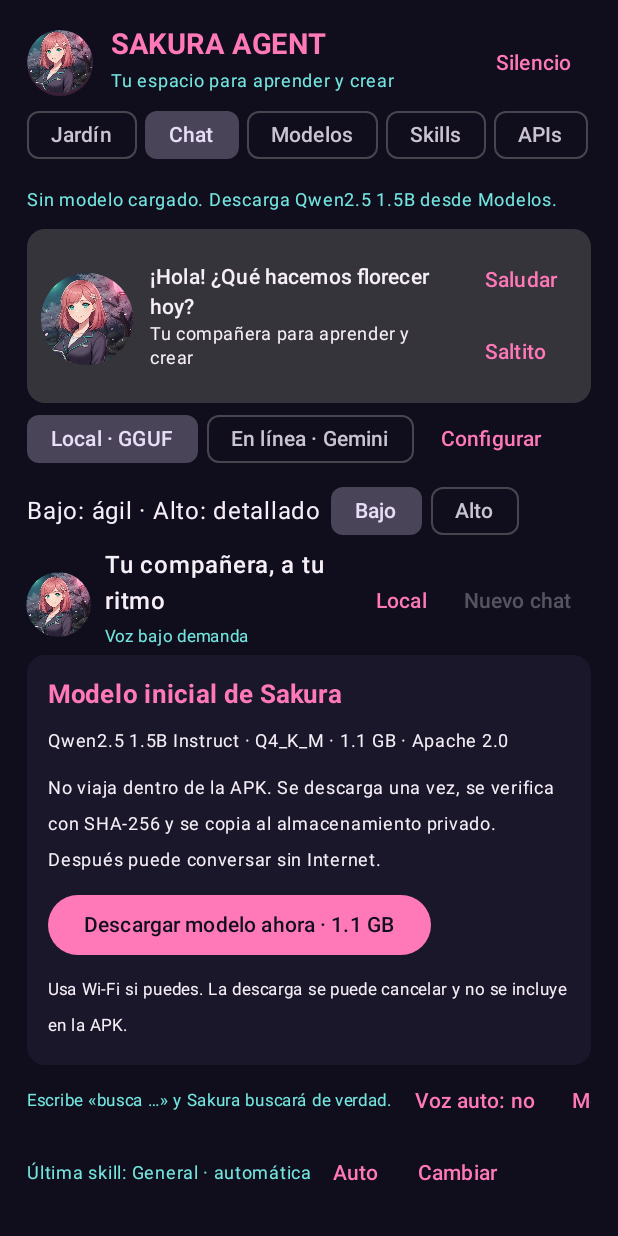
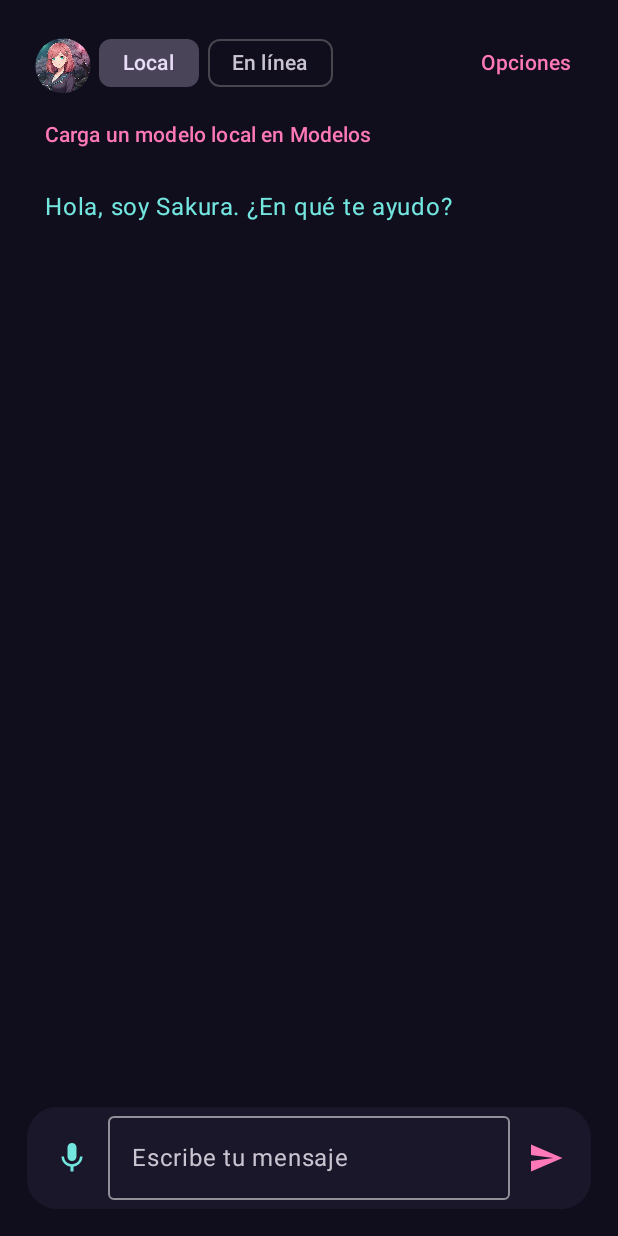
Before and after one commit to Hisoka111373/sakura-agent, an Android app built with Jetpack Compose: the screen it shows after launch (MainActivity), after a tap on "Chat", on a phone screen of 412 x 824 dp. Run offline under Robolectric (Android 15) with nearby library versions, the phone set to English and light mode, and no system bars; 1 statement that could not run was skipped; 1 other tap on this screen came first.

Commit message:
Sakura 0.8.1: optimize native CPU, compact local prompts, clean chat and tiny GGUFs

```diff
--- a/app/build.gradle.kts
+++ b/app/build.gradle.kts
@@ -17,8 +17,8 @@ android {
         applicationId = "com.sakura.agent"
         minSdk = 33
         targetSdk = 35
-        versionCode = 9
-        versionName = "0.8.0"
+        versionCode = 10
+        versionName = "0.8.1"
 
         ndk { abiFilters += "arm64-v8a" }
         externalNativeBuild {
--- a/app/src/main/cpp/CMakeLists.txt
+++ b/app/src/main/cpp/CMakeLists.txt
@@ -22,6 +22,10 @@ set(GGML_VULKAN OFF CACHE BOOL "" FORCE)
 set(GGML_CUDA OFF CACHE BOOL "" FORCE)
 set(LLAMA_OPENSSL OFF CACHE BOOL "" FORCE)
 
+# AGP debug builds otherwise compile CPU inference without optimization (-O0).
+# Keep the Java APK debug-signable, but optimize every native dependency.
+add_compile_options(-O3)
+
 add_subdirectory("${LLAMA_SRC}" "${CMAKE_BINARY_DIR}/llama.cpp")
 add_library(sakura_llm SHARED sakura_llm.cpp)
 target_compile_features(sakura_llm PRIVATE cxx_std_17)
--- a/app/src/main/java/com/sakura/agent/CompanionUi.kt
+++ b/app/src/main/java/com/sakura/agent/CompanionUi.kt
@@ -53,9 +53,10 @@ internal fun AnimatedMascot(size: Dp, motion: Boolean, thinking: Boolean, speaki
     val wave = kotlin.math.sin(gesture.value * kotlin.math.PI.toFloat() * 6f)
     val hop = if(event == "Saltito" || event == "Lista") -kotlin.math.abs(wave) * 12f else 0f
     val greetingTilt = if(event == "Saludo") wave * 13f else wave * 3f
+    val squash = if(event == "Saltito" || event == "Lista") kotlin.math.abs(wave) * 0.06f else 0f
     val density=LocalDensity.current.density
     Image(painterResource(R.drawable.sakura_avatar),"Sakura: ${if(speaking) "hablando" else if(thinking) "pensando" else "contigo"}",
-        Modifier.size(size).graphicsLayer { translationY=(values.first+hop)*density; rotationZ=values.second+greetingTilt; scaleX=values.third; scaleY=values.third }.clip(CircleShape),contentScale=ContentScale.Crop)
+        Modifier.size(size).graphicsLayer { translationY=(values.first+hop)*density; translationX=wave*3f*density; rotationZ=values.second+greetingTilt; scaleX=values.third-squash; scaleY=values.third+squash }.clip(CircleShape),contentScale=ContentScale.Crop)
 }
 
 @Composable
--- a/app/src/main/java/com/sakura/agent/MainActivity.kt
+++ b/app/src/main/java/com/sakura/agent/MainActivity.kt
@@ -105,6 +105,7 @@ private fun SakuraScreen(vm: SakuraViewModel = viewModel()) {
         LocalCompanionEvent provides vm.companionEvent, LocalCompanionSequence provides vm.companionSequence) {
     Surface(Modifier.fillMaxSize(), color = Night) {
         Column(Modifier.fillMaxSize().windowInsetsPadding(WindowInsets.safeDrawing).imePadding().padding(18.dp)) {
+            if(vm.page != "Chat") {
             Row(verticalAlignment = Alignment.CenterVertically) {
                 Surface(Modifier.size(44.dp), shape = CircleShape, color = Pink.copy(alpha = 0.18f)) {
                     AnimatedMascot(44.dp,vm.mascotMotion,vm.generating,voice.speaking)
@@ -120,8 +121,9 @@ private fun SakuraScreen(vm: SakuraViewModel = viewModel()) {
                     FilterChip(selected = vm.page == page, onClick = { vm.page = page }, label = { Text(page) })
                 }
             }
+            }
             if (vm.busy) LinearProgressIndicator(Modifier.fillMaxWidth())
-            Text(vm.status, color = Aqua, fontSize = 12.sp, modifier = Modifier.padding(vertical = 7.dp))
+            if(vm.page != "Chat" || vm.busy || vm.status.startsWith("Error:")) Text(vm.status, color = Aqua, fontSize = 12.sp, maxLines=2, modifier = Modifier.padding(vertical = 4.dp))
             Box(Modifier.weight(1f).fillMaxWidth()) {
                 when (vm.page) {
                     "Jardín" -> GardenPage(vm, confirm)
@@ -188,66 +190,64 @@ private fun SakuraScreen(vm: SakuraViewModel = viewModel()) {
 @Composable
 private fun ChatPage(vm: SakuraViewModel, speaking: Boolean, greet: () -> Unit, speak: (String) -> Unit, dictate: () -> Unit, send: () -> Unit,
     confirm: (String, () -> Unit) -> Unit) {
+    var options by remember { mutableStateOf(false) }
+    var settings by remember { mutableStateOf(false) }
+    var notice by remember { mutableStateOf(false) }
     Column(Modifier.fillMaxSize()) {
-        CompanionCard(vm,speaking,greet)
-        EngineSelector(vm)
-        Row(verticalAlignment = Alignment.CenterVertically) {
-            SakuraMascot(size = 42.dp, speaking = vm.generating || vm.starterDownloading)
-            Column(Modifier.padding(start = 10.dp).weight(1f)) {
-                Text("Tu compañera, a tu ritmo", color = Ink, fontWeight = FontWeight.SemiBold)
-                Text(if (vm.autoSpeak) "Voz automática activada" else "Voz bajo demanda", color = Aqua, fontSize = 11.sp)
-            }
-            TextButton(onClick = { vm.page = "APIs" }) { Text(vm.skills.config.provider) }
-            TextButton(enabled = !vm.busy && vm.messages.isNotEmpty(), onClick = {
-                confirm("Borrar el chat abierto y su borrador. Las notas de memoria se conservan.", vm::clearChat)
-            }) { Text("Nuevo chat") }
-        }
-        if (vm.starterDownloading) {
-            LinearProgressIndicator(progress = { vm.starterFraction }, modifier = Modifier.fillMaxWidth().padding(top = 6.dp))
-            Text(vm.starterProgress, color = Aqua, fontSize = 11.sp)
-        }
-        if (!vm.starterReady || vm.loadedModel == null) StarterModelCard(vm, confirm, compact = true)
-        Row(Modifier.fillMaxWidth().horizontalScroll(rememberScrollState()), verticalAlignment = Alignment.CenterVertically) {
-            Text("Escribe «busca …» y Sakura buscará de verdad. ", color = Aqua, fontSize = 11.sp)
-            TextButton(onClick = { if(vm.autoSpeak) vm.updateAutoSpeak(false) else confirm("Leer respuestas en voz alta con voz local, solo en primer plano. Personas cercanas pueden oírlas.") { vm.updateAutoSpeak(true) } }) { Text(if (vm.autoSpeak) "Voz auto: sí" else "Voz auto: no") }
-            TextButton(onClick = { vm.page = "Modelos" }) { Text("Modelos") }
-        }
-        LazyColumn(Modifier.weight(1f).fillMaxWidth(), reverseLayout = true, verticalArrangement = Arrangement.spacedBy(10.dp)) {
-            if(vm.partialReply.isNotEmpty()) item { Card { SelectionContainer { Text("Respuesta parcial…\n${vm.partialReply}",Modifier.padding(12.dp)) } } }
-            items(vm.messages.asReversed()) { message -> MessageBubble(message) { speak(message.text) } }
-            if (vm.messages.isEmpty()) item {
-                SakuraHero("Hola, soy Sakura.","Cuéntame tu idea. GGUF local o API elegida; las acciones siempre bajo tu control.",true)
+        Row(Modifier.fillMaxWidth(),verticalAlignment=Alignment.CenterVertically) {
+            IconButton(onClick=greet) { AnimatedMascot(36.dp,vm.mascotMotion,vm.generating,speaking) }
+            FilterChip(vm.skills.config.provider=="Local",{vm.skills.selectEngine(true)},enabled=!vm.busy,label={Text("Local")})
+            Spacer(Modifier.width(6.dp))
+            FilterChip(vm.skills.config.provider!="Local",{vm.skills.selectEngine(false)},enabled=!vm.busy,label={Text("En línea")})
+            Spacer(Modifier.weight(1f))
+            Box {
+                TextButton(onClick={options=true}) { Text("Opciones") }
+                DropdownMenu(options,{options=false}) {
+                    DropdownMenuItem(text={Text("Voz / esfuerzo / mascota")},onClick={options=false;settings=true})
+                    DropdownMenuItem(text={Text("Ver aviso completo")},onClick={options=false;notice=true})
+                    DropdownMenuItem(text={Text("Nuevo chat")},enabled=!vm.busy,onClick={options=false;confirm("Borrar chat y borrador; las notas se conservan.",vm::clearChat)})
+                    listOf("Jardín","Modelos","Skills","APIs","Agente","Privacidad","Buscar","Memoria","Herramientas","Crear","GitHub","Descargas","Mensajes","Plan","Pantalla").forEach { page ->
+                        DropdownMenuItem(text={Text(page)},onClick={options=false;vm.page=page})
+                    }
+                }
             }
         }
-        val detected = vm.skills.selected()
-        Row(Modifier.fillMaxWidth().horizontalScroll(rememberScrollState()), verticalAlignment = Alignment.CenterVertically) {
-            Text("${if(vm.draft.isBlank() && vm.skills.manualSkill==null) "Última skill" else "Skill prevista"}: ${detected?.name ?: if(vm.draft.isBlank()) vm.skills.activeSkill else "General"} · ${if(vm.skills.manualSkill==null) "automática" else "manual"}", color = Aqua, fontSize = 12.sp)
-            TextButton(enabled = !vm.busy, onClick = vm.skills::automatic) { Text("Auto") }
-            TextButton(enabled = !vm.busy, onClick = { vm.page = "Skills" }) { Text("Cambiar") }
+        if(vm.skills.config.provider=="Local" && vm.loadedModel==null) TextButton(onClick={vm.page="Modelos"}) { Text("Carga un modelo local en Modelos") }
+        LazyColumn(Modifier.weight(1f).fillMaxWidth(), reverseLayout=true,verticalArrangement=Arrangement.spacedBy(10.dp)) {
+            if(vm.partialReply.isNotEmpty()) item { Card { SelectionContainer { Text(vm.partialReply,Modifier.padding(12.dp)) } } }
+            items(vm.messages.asReversed()) { message -> MessageBubble(message) { speak(message.text) } }
+            if(vm.messages.isEmpty()) item { Text("Hola, soy Sakura. ¿En qué te ayudo?",color=Aqua,modifier=Modifier.padding(12.dp)) }
         }
-        if (vm.generating) TextButton(onClick = vm::cancelGeneration) { Text("Detener generación") }
-        if(CompanionPolicy.canContinue(vm.messages,vm.draft)) TextButton(enabled=!vm.busy,onClick=vm::continueAnswer) { Text("Continuar · pedir otra parte") }
-        Text("Respuestas por partes, no ilimitadas. Bajo reduce salida/contexto; Continuar hace una nueva petición y la nube pide confirmación.",fontSize=11.sp,color=Aqua)
-        if (vm.busy && vm.skills.config.provider != "Local") TextButton(onClick=vm.skills::cancel) { Text("Cancelar petición nube") }
-        if (vm.draft.isNotBlank()) TextButton(enabled=!vm.busy,onClick={vm.skills.route(vm.draft)}) { Text("Preparar como búsqueda (sin enviarla al modelo)") }
-        if(vm.draft.isNotBlank()) TextButton(enabled=!vm.busy,onClick={
-            if(vm.agent.active || vm.agent.awaiting) vm.notice("Detén la sesión actual de Agente antes de cambiar su objetivo.")
-            else { vm.agent.goal=vm.draft.trim().take(1500); vm.page="Agente"; vm.notice("Petición preparada: inicia el Agente y revisa cada acción. No se ha ejecutado nada.") }
-        }) { Text("Abrir apps / escribir / buscar con Agente…") }
-        Row(Modifier.fillMaxWidth().background(Panel, RoundedCornerShape(20.dp)).padding(6.dp), verticalAlignment = Alignment.CenterVertically) {
-            IconButton(enabled = !vm.busy, onClick = dictate) { Icon(Icons.Default.Mic, "Dictar o terminar dictado", tint = Aqua) }
-            OutlinedTextField(value = vm.draft, onValueChange = { vm.draft = it }, enabled = !vm.busy,
-                modifier = Modifier.weight(1f), placeholder = { Text("Escribe, dicta o pide «busca …»") }, maxLines = 5)
-            IconButton(enabled = !vm.busy && vm.draft.isNotBlank(), onClick = send) { Icon(Icons.AutoMirrored.Filled.Send, "Enviar local, buscar o revisar API", tint = Pink) }
+        Row(Modifier.fillMaxWidth(),verticalAlignment=Alignment.CenterVertically) {
+            if(vm.generating) TextButton(onClick=vm::cancelGeneration) { Text("Detener") }
+            else if(vm.busy && vm.skills.config.provider!="Local") TextButton(onClick=vm.skills::cancel) { Text("Cancelar") }
+            if(CompanionPolicy.canContinue(vm.messages,vm.draft)) TextButton(enabled=!vm.busy,onClick=vm::continueAnswer) { Text("Continuar") }
         }
-        Text("El dictado no envía mensajes. El chat se mantiene solo durante esta sesión. La búsqueda pide confirmación.", fontSize = 11.sp, color = Ink.copy(alpha = 0.6f), modifier = Modifier.padding(top = 6.dp))
+        Row(Modifier.fillMaxWidth().background(Panel,RoundedCornerShape(20.dp)).padding(6.dp),verticalAlignment=Alignment.CenterVertically) {
+            IconButton(enabled=!vm.busy,onClick=dictate) { Icon(Icons.Default.Mic,"Dictar",tint=Aqua) }
+            OutlinedTextField(vm.draft,{vm.draft=it},enabled=!vm.busy,modifier=Modifier.weight(1f),placeholder={Text("Escribe tu mensaje")},maxLines=3)
+            IconButton(enabled=!vm.busy && vm.draft.isNotBlank(),onClick=send) { Icon(Icons.AutoMirrored.Filled.Send,"Enviar",tint=Pink) }
+        }
     }
+    if(notice) AlertDialog(onDismissRequest={notice=false},title={Text("Aviso")},text={Text(vm.status.ifBlank { "Sin avisos." })},confirmButton={TextButton(onClick={notice=false}) { Text("Cerrar") }})
+    if(settings) AlertDialog(onDismissRequest={settings=false},title={Text("Opciones del chat")},text={
+        Column(Modifier.verticalScroll(rememberScrollState())) {
+            EngineSelector(vm)
+            Text("Bajo: respuesta corta y directa. Alto: más detalle. Las skills guían el texto; las herramientas requieren confirmación.")
+            Text("Skill: ${vm.skills.selected()?.name ?: vm.skills.activeSkill}")
+            TextButton(onClick={vm.skills.automatic()}) { Text("Skills automáticas") }
+            TextButton(onClick={vm.playfulCompanion()}) { Text("¡Saltito!") }
+            Text(vm.companionPhrase)
+            TextButton(onClick={vm.mascotPreferences(vm.kawaii,!vm.mascotMotion,vm.autoVoice)}) { Text(if(vm.mascotMotion) "Desactivar movimiento" else "Activar movimiento") }
+            TextButton(onClick={if(vm.autoVoice) vm.updateAutoSpeak(false) else confirm("Voz española local automática, solo en primer plano; pueden oírla otras personas.") { vm.updateAutoSpeak(true) }}) { Text(if(vm.autoVoice) "Voz auto: sí" else "Voz auto: no") }
+        }
+    },confirmButton={TextButton(onClick={settings=false}) { Text("Cerrar") }})
 }
 
 @Composable
 private fun MessageBubble(message: ChatMessage, onSpeak: () -> Unit) {
     Row(Modifier.fillMaxWidth(), horizontalArrangement = if (message.fromSakura) Arrangement.Start else Arrangement.End, verticalAlignment = Alignment.Bottom) {
-        if (message.fromSakura) SakuraMascot(size = 30.dp, modifier = Modifier.padding(end = 6.dp))
+        if (message.fromSakura) Image(painterResource(R.drawable.sakura_avatar),"Sakura",Modifier.padding(end=6.dp).size(30.dp),contentScale=ContentScale.Crop)
         Card(Modifier.fillMaxWidth(if (message.fromSakura) 0.82f else 0.92f), colors = CardDefaults.cardColors(containerColor = if (message.fromSakura) Panel else Pink.copy(alpha = 0.18f)), shape = RoundedCornerShape(18.dp)) {
             Row(Modifier.padding(12.dp), verticalAlignment = Alignment.CenterVertically) {
                 SelectionContainer(Modifier.weight(1f)) { Text(message.text, color = if (message.fromSakura) Ink else Pink, fontSize = 15.sp) }
@@ -297,6 +297,7 @@ private fun ModelsPage(vm: SakuraViewModel, choose: () -> Unit, confirm: (String
         }
     }
     LazyColumn(verticalArrangement = Arrangement.spacedBy(12.dp)) {
+        item { Info("Si incluso hola agotó el tiempo, prueba Qwen 0.5B (≈491 MB), carga el modelo y usa Bajo. Imagen/video: descargas externas, NO ejecutables en Sakura.") }
         item { StarterModelCard(vm, confirm) }
         item { Info("Motor llama.cpp en CPU · Android 13+ ARM64. El modelo inicial se descarga una vez y queda en el almacenamiento privado; la APK no incluye pesos. Archivo ≠ memoria necesaria. No se promete rapidez. Importación: 2.5 GB; contexto: 2048 tokens.") }
         item { Row { TextButton(onClick = { vm.page = "Descargas" }) { Text("Descargas y GGUF personalizado") }; TextButton(enabled = !vm.busy, onClick = vm::memoryStats) { Text("Medir RAM actual") } } }
```
Also changed, not shown: app/src/main/java/com/sakura/agent/LocalChatPolicy.kt (added, +19 -0 lines), app/src/main/java/com/sakura/agent/ModelCatalog.kt (+9 -1 lines), app/src/main/java/com/sakura/agent/SakuraViewModel.kt (+6 -6 lines), 6 other files.
